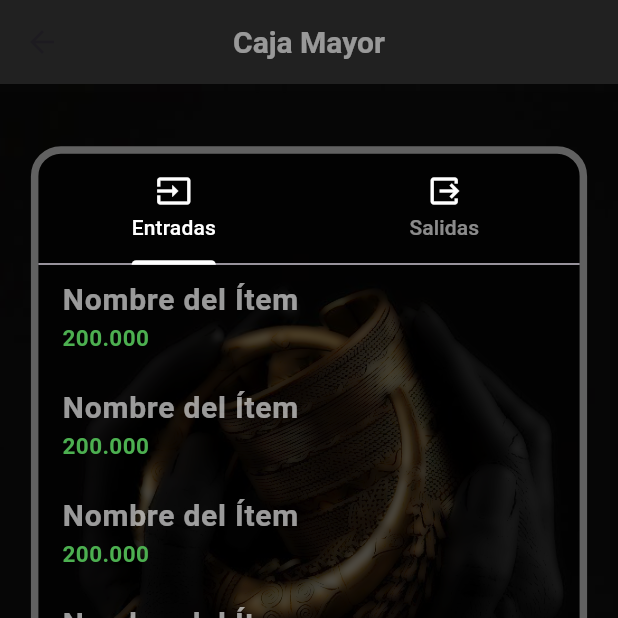
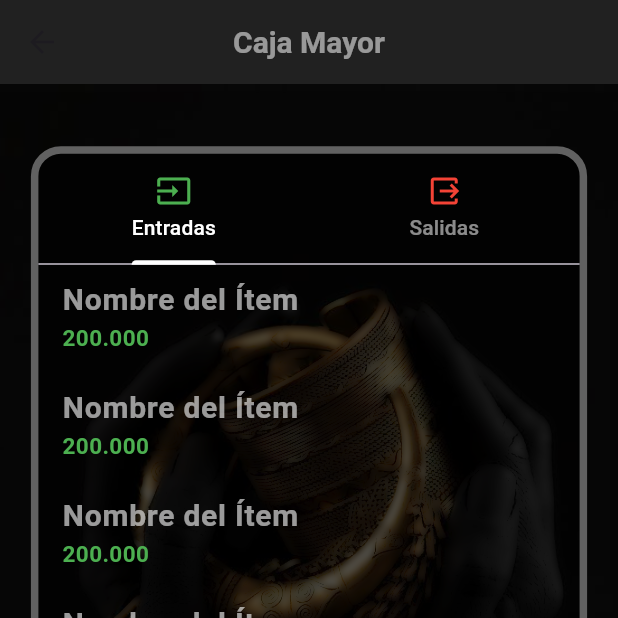
Before and after one commit to Amaoto1992/flutter_jewelry_app, a Flutter app: the CajaMayorPage screen opened by its route, on a phone screen of 412 x 824 dp, the top half of it. Run offline on Flutter 3.47's test engine with Material 3 defaults, Android fonts, the light colour scheme and no system bars; our stand-ins replace auto_route, flutter_bloc, freezed_annotation, google_fonts.

Commit message:
First commit

```diff
--- a/StudioProjects/jewelry_app/lib/src/presentation/cajas/widgets/tap_container.dart
+++ b/StudioProjects/jewelry_app/lib/src/presentation/cajas/widgets/tap_container.dart
@@ -26,14 +26,14 @@ class TabContainer extends StatelessWidget {
                   text: 'Entradas',
                   icon: Icon(
                     Icons.input,
-                    color: Colors.white,
+                    color: Colors.green,
                   ),
                 ),
                 Tab(
                   text: 'Salidas',
                   icon: Icon(
                     Icons.output,
-                    color: Colors.white,
+                    color: Colors.red,
                   ),
                 ),
               ],
```
